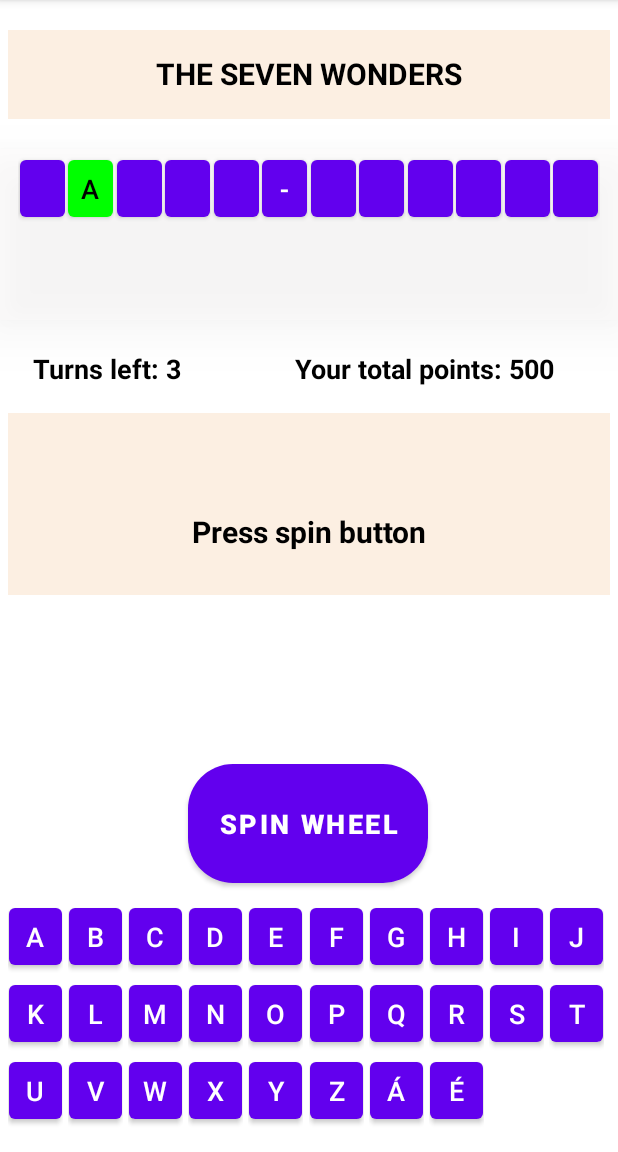
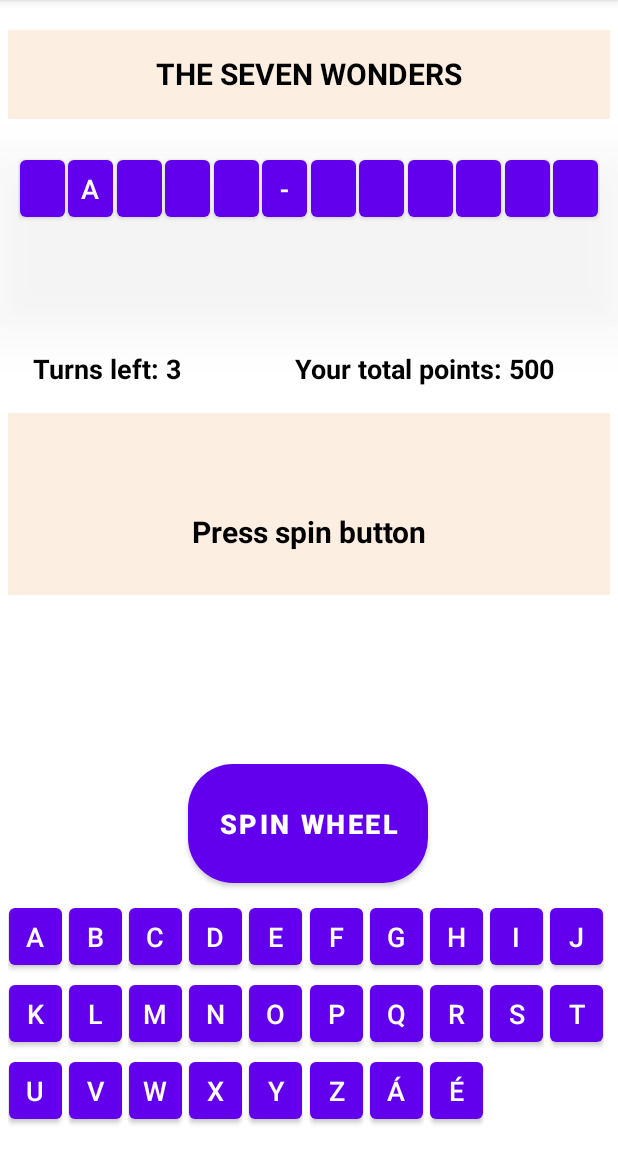
Before and after one commit to Zahedm45/s186517_Lykkehjulet, an Android app: the screen it shows after launch (MainActivity), after a tap on an icon or button, on a phone screen of 412 x 824 dp, the part 84-1236 px from its top. Run offline under Robolectric (Android 15) with nearby library versions, the phone set to English and light mode, and no system bars; 1 other tap on this screen came first.

```diff
--- a/app/src/main/java/com/example/s186517lykkehjulet/KeyboardFragment.kt
+++ b/app/src/main/java/com/example/s186517lykkehjulet/KeyboardFragment.kt
@@ -34,6 +34,9 @@ class KeyboardFragment : Fragment() {
       // val view = inflater.inflate(R.layout.fragment_words, container, false)
         _binding = FragmentGamePageBinding.inflate(inflater, container, false)
         val view = binding.root
+
+
+
 
         randomSelectedCategory = getRandomCategory().uppercase()
         binding.textCategoryView.text = randomSelectedCategory
--- a/app/src/main/java/com/example/s186517lykkehjulet/WordAdapter.kt
+++ b/app/src/main/java/com/example/s186517lykkehjulet/WordAdapter.kt
@@ -45,8 +45,8 @@ class WordAdapter(
         } else if (curWord.isMatched) {
 //            Log.i(TAG, "second value is ${curWord.letter} index is ${wordBtn.indexOf(curWord)}")
             holder.wordButton.text = curWord.letter.toString()
-            holder.wordButton.setBackgroundColor(Color.GREEN)
-            holder.wordButton.setTextColor(Color.BLACK)
+//            holder.wordButton.setBackgroundColor(Color.GREEN)
+//            holder.wordButton.setTextColor(Color.BLACK)
             curWord.isFaceUp = true
 //            Log.i(TAG, "WordAdapter onBind called")
         } else {
```
